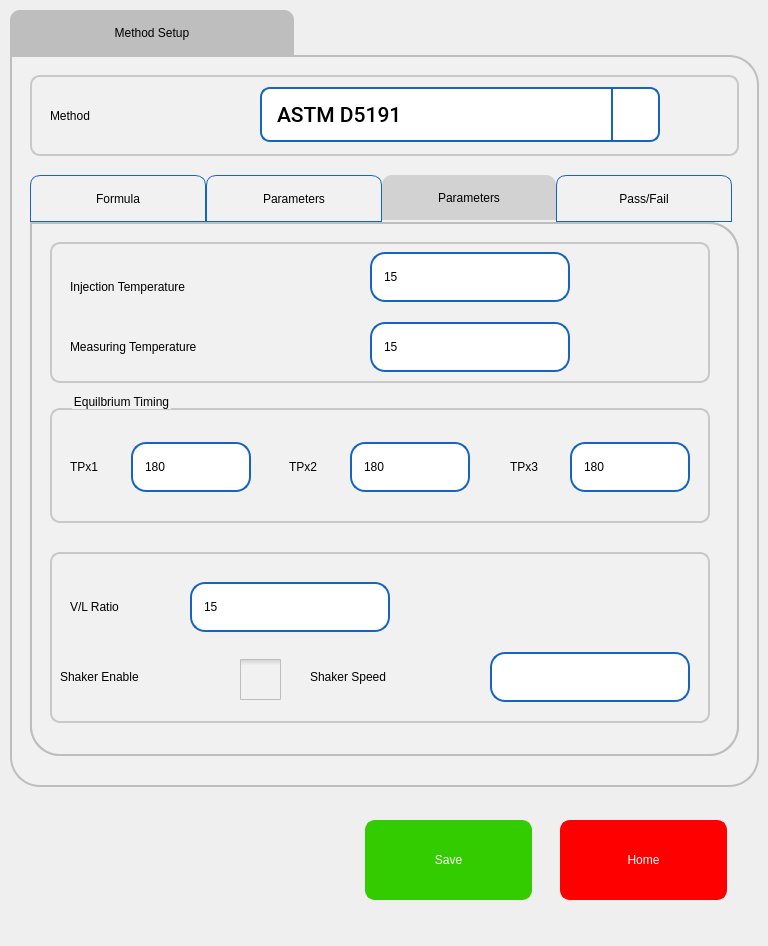
Qt form pApp-22-June-2021/smethodsetup.ui (ChandraMVE/PSSC_QT_Development) before a commit.
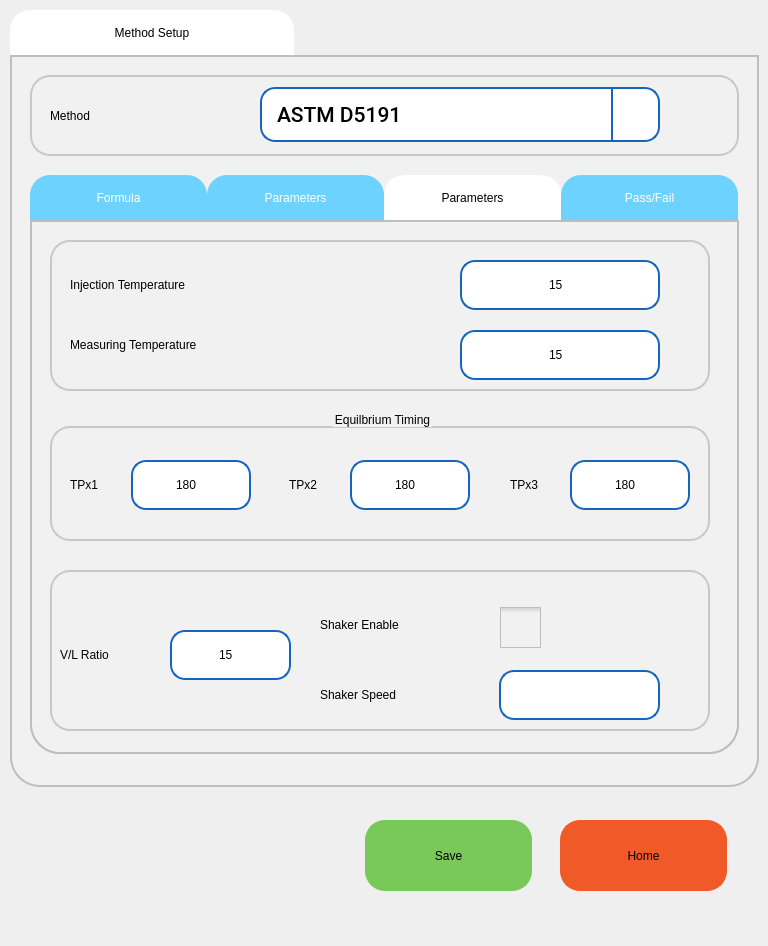
The same form after that commit. The open tabs and pages were chosen to show the change. Icons and pictures are not drawn. Custom widgets are drawn as their Qt base class.

Commit message: QT Version 1.05.130 has below changes 1. UI color is changed

The edit to the form file:
```diff
--- a/pApp-22-June-2021/smethodsetup.ui
+++ b/pApp-22-June-2021/smethodsetup.ui
@@ -19,7 +19,7 @@
      <x>365</x>
      <y>820</y>
      <width>167</width>
-     <height>80</height>
+     <height>71</height>
     </rect>
    </property>
    <property name="focusPolicy">
@@ -27,22 +27,22 @@
    </property>
    <property name="styleSheet">
     <string notr="true">QPushButton{
-background-color: rgb(51, 204, 0);
+background-color: rgb(120, 200, 90);
 border-width: 2px;
-border-color: rgb(51, 204, 0);
+border-color: rgb(120, 200, 90);
 border-style: solid;
-border-radius: 10;
-color: rgb(255, 255, 255);
-font: 75 16pt &quot;Roboto Medium&quot;;
+border-radius: 20;
+color: rgb(0, 0, 0);
+font: 75 18pt &quot;Roboto Medium&quot;;
 }
 QPushButton:disabled { 
-background-color: rgb(204, 244, 198);
+background-color: rgb(190, 190, 190);
 border-width: 2px;
-border-color: rgb(127, 143, 127);
+border-color: rgb(190, 190, 190);
 border-style: solid;
-border-radius: 10;
+border-radius: 20;
 color: rgb(0, 0, 0);
-font: 75 16pt &quot;Roboto Medium&quot;;
+font: 75 18pt &quot;Roboto Medium&quot;;
 }
 QPushButton:pressed {
 background-color: rgb(24, 163, 3);
@@ -58,18 +58,18 @@
 border-width: 2px;
 border-color: rgb(24, 163, 3);
 border-style: solid;
-border-radius: 10;
+border-radius: 20;
 color: rgb(0, 0, 0);
-font: 75 16pt &quot;Roboto Medium&quot;;
+font: 75 18pt &quot;Roboto Medium&quot;;
 }
 QPushButton:default {
 background-color: rgb(241, 241, 241);
 border-width: 2px;
-border-color: rgb(21, 100, 192);
+border-color: rgb(241, 241, 241);
 border-style: solid;
-border-radius: 10;
+border-radius: 20;
 color: rgb(0, 0, 0);
-font: 75 16pt &quot;Roboto Medium&quot;;
+font: 75 18pt &quot;Roboto Medium&quot;;
 }
 </string>
    </property>
@@ -83,7 +83,7 @@
      <x>560</x>
      <y>820</y>
      <width>167</width>
-     <height>80</height>
+     <height>71</height>
     </rect>
    </property>
    <property name="focusPolicy">
@@ -91,22 +91,22 @@
    </property>
    <property name="styleSheet">
     <string notr="true">QPushButton{
-background-color: red;
+background-color: rgb(240,90,40);
 border-width: 2px;
-border-color: red;
+border-color: rgb(240,90,40);
 border-style: solid;
-border-radius: 10;
-color: rgb(255, 255, 255);
-font: 75 16pt &quot;Roboto Medium&quot;;
+border-radius: 20;
+color: rgb(0, 0, 0);
+font: 75 18pt &quot;Roboto Medium&quot;;
 }
 QPushButton:disabled { 
-background-color: rgb(255, 174, 171);
+background-color: rgb(190, 190, 190);
 border-width: 2px;
-border-color: rgb(127, 143, 127);
+border-color: rgb(190, 190, 190);
 border-style: solid;
-border-radius: 10;
+border-radius: 20;
 color: rgb(0, 0, 0);
-font: 75 16pt &quot;Roboto Medium&quot;;
+font: 75 18pt &quot;Roboto Medium&quot;;
 }
 QPushButton:pressed {
 background-color: rgb(194, 54, 11);
@@ -122,18 +122,18 @@
 border-width: 2px;
 border-color: rgb(24, 163, 3);
 border-style: solid;
-border-radius: 10;
+border-radius: 20;
 color: rgb(0, 0, 0);
-font: 75 16pt &quot;Roboto Medium&quot;;
+font: 75 18pt &quot;Roboto Medium&quot;;
 }
 QPushButton:default {
 background-color: rgb(241, 241, 241);
 border-width: 2px;
-border-color: rgb(21, 100, 192);
+border-color: rgb(241, 241, 241);
 border-style: solid;
-border-radius: 10;
+border-radius: 20;
 color: rgb(0, 0, 0);
-font: 75 16pt &quot;Roboto Medium&quot;;
+font: 75 18pt &quot;Roboto Medium&quot;;
 }</string>
    </property>
    <property name="text">
@@ -156,7 +156,8 @@
     <string notr="true">QTabWidget::pane { /* The tab widget frame */
     position: absolute;
 
-	color: rgb(0, 0, 0);
+/*	color: rgb(0, 0, 0);*/
+	color: rgb(255, 255, 255);
 	font: 75 16pt &quot;Roboto Medium&quot;;
 
 	 border: 0px solid #C4C4C3;
@@ -180,8 +181,8 @@
 
     border: 1px solid #C4C4C3;
     border-bottom-color: #C2C7CB; /* same as the pane color */
-    border-top-left-radius: 10px;
-    border-top-right-radius: 10px;
+    border-top-left-radius: 20px;
+    border-top-right-radius: 20px;
 
     padding: 2px;
     height:41px;
@@ -192,16 +193,17 @@
 border-style: solid;
 
 font: 75 16pt &quot;Roboto Medium&quot;;
-	color: rgb(0, 0, 0);
-	
+	color: rgb(0, 0, 0);	
+	background-color: rgb(110, 210, 255);
 
 }
 
-QTabBar::tab:selected, QTabBar::tab:hover {
+/*QTabBar::tab:selected, QTabBar::tab:hover {
 	background-color: rgb(190, 190, 190);
-}
+}*/
 
 QTabBar::tab:selected {
+	background-color: rgb(255, 255, 255);
     border-color: #9B9B9B;
     border-bottom-color: #C2C7CB; /* same as pane color */
  	border: 0px;
@@ -230,7 +232,7 @@
 border-bottom-color: #C2C7CB; /* same as the pane color */
 border-bottom-left-radius: 30px;
 border-bottom-right-radius: 30px;
-border-top-right-radius: 30px;
+border-top-right-radius: 0px;
 color: rgb(0, 0, 0);
 font: 75 16pt &quot;Roboto Medium&quot;;
 border-color:  rgb(190, 190, 190);
@@ -257,7 +259,7 @@
       <property name="styleSheet">
        <string notr="true">border-width: 2px;
 border-style: solid;
-border-radius: 10px;
+border-radius: 20px;
 color: rgb(0, 0, 0);
 font: 75 16pt &quot;Roboto&quot;;
 border-color:  rgb(200, 200, 200);
@@ -294,7 +296,7 @@
        <property name="styleSheet">
         <string notr="true">QComboBox {
    border: 2px solid  rgb(21, 100, 192);
-   border-radius: 10px;
+   border-radius: 15px;
    padding: 1px 18px 1px 3px;
    background-color: rgb(255, 255, 255);
    color: rgb(0, 0, 0);
@@ -452,7 +454,7 @@
         <x>20</x>
         <y>120</y>
         <width>709</width>
-        <height>581</height>
+        <height>579</height>
        </rect>
       </property>
       <property name="focusPolicy">
@@ -483,19 +485,20 @@
 
     border: 1px solid #C4C4C3;
     border-bottom-color: #C2C7CB; /* same as the pane color */
-    border-top-left-radius: 10px;
-    border-top-right-radius: 10px;
+    border-top-left-radius: 20px;
+    border-top-right-radius: 20px;
 
     padding: 2px;
     height:41px;
-   	width: 170px;
+   	width: 173px;
 
-	border-width: 1px;
+	border-width: 0px;
 	border-color: rgb(21, 100, 192);
 	border-style: solid;
 
 	font: 75 16pt &quot;Roboto Medium&quot;;
-	color: rgb(0, 0, 0);
+/*	color: rgb(0, 0, 0);*/
+	color: rgb(255, 255, 255);
 
 }
 
@@ -505,7 +508,7 @@
 
 QTabBar::tab:selected {
 	/*background-color: rgb(51, 204, 255);*/
-	background-color: rgb(210, 210, 210);
+	background-color: rgb(255, 255, 255);
 }
 
 
@@ -514,6 +517,7 @@
     border-color: #9B9B9B;
     border-bottom-color: #C2C7CB; /* same as pane color */
  	border: 0px;
+	color: rgb(0, 0, 0);
 }
 
 QTabBar::tab:!selected {
@@ -1326,7 +1330,7 @@
 border-bottom-color: #C2C7CB; /* same as the pane color */
 border-bottom-left-radius: 30px;
 border-bottom-right-radius: 30px;
-border-top-right-radius: 30px;
+border-top-right-radius: 0px;
 color: rgb(0, 0, 0);
 font: 75 16pt &quot;Roboto Medium&quot;;
 border-color:  rgb(190, 190, 190);</string>
@@ -1343,13 +1347,13 @@
            <x>20</x>
            <y>20</y>
            <width>660</width>
-           <height>141</height>
+           <height>151</height>
           </rect>
          </property>
          <property name="styleSheet">
           <string notr="true">border-width: 2px;
 border-style: solid;
-border-radius: 10px;
+border-radius: 20px;
 color: rgb(0, 0, 0);
 font: 75 16pt &quot;Roboto&quot;;
 border-color:  rgb(200, 200, 200);
@@ -1382,8 +1386,8 @@
          <widget class="sQLEExtend" name="leTestTemp">
           <property name="geometry">
            <rect>
-            <x>320</x>
-            <y>80</y>
+            <x>410</x>
+            <y>90</y>
             <width>200</width>
             <height>50</height>
            </rect>
@@ -1404,7 +1408,7 @@
 }
 
 QLineEdit:read-only {
-	background-color: rgb(245,245,245);
+	background-color: rgb(190, 190, 190);
 }
 QLineEdit[error=true] {
 border-color: red;
@@ -1421,12 +1425,15 @@
           <property name="maxLength">
            <number>15</number>
           </property>
+          <property name="alignment">
+           <set>Qt::AlignCenter</set>
+          </property>
          </widget>
          <widget class="sQLEExtend" name="leInjectTemp">
           <property name="geometry">
            <rect>
-            <x>320</x>
-            <y>10</y>
+            <x>410</x>
+            <y>20</y>
             <width>200</width>
             <height>50</height>
            </rect>
@@ -1447,7 +1454,7 @@
 }
 
 QLineEdit:read-only {
-	background-color: rgb(245,245,245);
+	background-color: rgb(190, 190, 190);
 }
 QLineEdit[error=true] {
 border-color: red;
@@ -1464,6 +1471,9 @@
           <property name="maxLength">
            <number>15</number>
           </property>
+          <property name="alignment">
+           <set>Qt::AlignCenter</set>
+          </property>
          </widget>
          <widget class="QLabel" name="lblTestTemp_4">
           <property name="geometry">
@@ -1487,7 +1497,7 @@
          <property name="geometry">
           <rect>
            <x>20</x>
-           <y>170</y>
+           <y>190</y>
            <width>660</width>
            <height>131</height>
           </rect>
@@ -1495,7 +1505,7 @@
          <property name="styleSheet">
           <string notr="true">QGroupBox {
     border: 2px solid  rgb(200, 200, 200);
-    border-radius: 10px;
+    border-radius: 20px;
     margin-top: 16px; /* leave space at the top for the title */
     padding : 0px;
 
@@ -1503,8 +1513,8 @@
 
 QGroupBox::title {
     subcontrol-origin: padding;
-    subcontrol-position: top left ; /* position at the top center */
-    left : 20px;
+    subcontrol-position: top centre ; /* position at the top center */
+    left : 0px;
     top : -15px;
 }</string>
          </property>
@@ -1584,7 +1594,7 @@
 }
 
 QLineEdit:read-only {
-	background-color: rgb(245,245,245);
+	background-color: rgb(190, 190, 190);
 }
 QLineEdit[error=true] {
 border-color: red;
@@ -1601,6 +1611,9 @@
           <property name="maxLength">
            <number>15</number>
           </property>
+          <property name="alignment">
+           <set>Qt::AlignCenter</set>
+          </property>
          </widget>
          <widget class="sQLEExtend" name="leTPx2">
           <property name="geometry">
@@ -1627,7 +1640,7 @@
 }
 
 QLineEdit:read-only {
-	background-color: rgb(245,245,245);
+	background-color:rgb(190, 190, 190);
 }
 QLineEdit[error=true] {
 border-color: red;
@@ -1644,6 +1657,9 @@
           <property name="maxLength">
            <number>15</number>
           </property>
+          <property name="alignment">
+           <set>Qt::AlignCenter</set>
+          </property>
          </widget>
          <widget class="sQLEExtend" name="leTPx3">
           <property name="geometry">
@@ -1670,7 +1686,7 @@
 }
 
 QLineEdit:read-only {
-	background-color: rgb(245,245,245);
+	background-color: rgb(190, 190, 190);
 }
 QLineEdit[error=true] {
 border-color: red;
@@ -1687,21 +1703,24 @@
           <property name="maxLength">
            <number>15</number>
           </property>
+          <property name="alignment">
+           <set>Qt::AlignCenter</set>
+          </property>
          </widget>
         </widget>
         <widget class="QFrame" name="frTestTemp_2">
          <property name="geometry">
           <rect>
            <x>20</x>
-           <y>330</y>
+           <y>350</y>
            <width>660</width>
-           <height>171</height>
+           <height>161</height>
           </rect>
          </property>
          <property name="styleSheet">
           <string notr="true">border-width: 2px;
 border-style: solid;
-border-radius: 10px;
+border-radius: 20px;
 color: rgb(0, 0, 0);
 font: 75 16pt &quot;Roboto&quot;;
 border-color:  rgb(200, 200, 200);
@@ -1717,9 +1736,9 @@
          <widget class="QLabel" name="lblTestTemp_2">
           <property name="geometry">
            <rect>
-            <x>20</x>
-            <y>30</y>
-            <width>171</width>
+            <x>10</x>
+            <y>60</y>
+            <width>101</width>
             <height>50</height>
            </rect>
           </property>
@@ -1730,13 +1749,16 @@
           <property name="text">
            <string>V/L Ratio</string>
           </property>
+          <property name="alignment">
+           <set>Qt::AlignLeading|Qt::AlignLeft|Qt::AlignVCenter</set>
+          </property>
          </widget>
          <widget class="sQLEExtend" name="leVLRatio">
           <property name="geometry">
            <rect>
-            <x>140</x>
-            <y>30</y>
-            <width>200</width>
+            <x>120</x>
+            <y>60</y>
+            <width>121</width>
             <height>50</height>
            </rect>
           </property>
@@ -1756,7 +1778,7 @@
 }
 
 QLineEdit:read-only {
-	background-color: rgb(245,245,245);
+	background-color: rgb(190, 190, 190);
 }
 QLineEdit[error=true] {
 border-color: red;
@@ -1773,13 +1795,16 @@
           <property name="maxLength">
            <number>15</number>
           </property>
+          <property name="alignment">
+           <set>Qt::AlignCenter</set>
+          </property>
          </widget>
          <widget class="sQLEExtend" name="cbShakerValue">
           <property name="geometry">
            <rect>
-            <x>440</x>
+            <x>449</x>
             <y>100</y>
-            <width>200</width>
+            <width>161</width>
             <height>50</height>
            </rect>
           </property>
@@ -1799,7 +1824,7 @@
 }
 
 QLineEdit:read-only {
-	background-color: rgb(245,245,245);
+	background-color: rgb(190, 190, 190);
 }
 QLineEdit[error=true] {
 border-color: red;
@@ -1816,12 +1841,15 @@
           <property name="maxLength">
            <number>15</number>
           </property>
+          <property name="alignment">
+           <set>Qt::AlignCenter</set>
+          </property>
          </widget>
          <widget class="QCheckBox" name="cbShakerDisable">
           <property name="geometry">
            <rect>
-            <x>190</x>
-            <y>100</y>
+            <x>450</x>
+            <y>30</y>
             <width>41</width>
             <height>55</height>
            </rect>
@@ -1890,9 +1918,9 @@
          <widget class="QLabel" name="lblTestTemp_3">
           <property name="geometry">
            <rect>
-            <x>10</x>
-            <y>100</y>
-            <width>171</width>
+            <x>270</x>
+            <y>30</y>
+            <width>161</width>
             <height>50</height>
            </rect>
           </property>
@@ -1907,9 +1935,9 @@
          <widget class="QLabel" name="lblTestTemp_5">
           <property name="geometry">
            <rect>
-            <x>260</x>
+            <x>270</x>
             <y>100</y>
-            <width>171</width>
+            <width>151</width>
             <height>50</height>
            </rect>
           </property>
```
Left out of the diff: 156 changed lines with no effect on the pictures. The commit also changes 19 other files.
